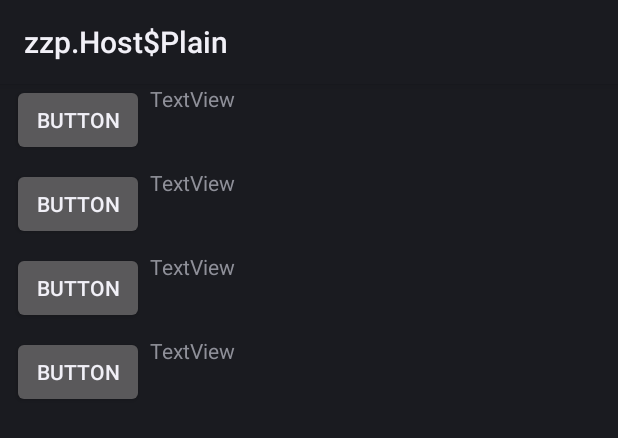
After one commit to mg266/Final-Project, an Android app: the layout activity_question.xml on its own in the app's theme, with its tools: preview values and no code run, on a phone screen of 412 x 824 dp. The commit adds this screen. Shown: the top 438 px of the screen. Run offline under Robolectric (Android 15) with nearby library versions, the phone set to English and light mode, and no system bars.

Commit message:
added Question and Answer classes and an additional layout for displaying questions.

```diff
--- /dev/null
+++ b/app/src/main/java/rmm/waow/com/mp6/questions/Answer.java
@@ -0,0 +1,13 @@
+package rmm.waow.com.mp6.questions;
+
+/**
+ * Instances of this class hold the flavor text of an answer and the weighting values associated
+ * with choosing it.
+ */
+public class Answer
+{
+    /** The flavor text of the answer. */
+    private String flavorText;
+    /** A list of the weighting effects of this choice. */
+    //todo implement list
+}
--- /dev/null
+++ b/app/src/main/java/rmm/waow/com/mp6/questions/Question.java
@@ -0,0 +1,5 @@
+package rmm.waow.com.mp6.questions;
+
+public class Question
+{
+}
--- a/instant/src/main/java/com/waow/hmm/mp6/instant/MainActivity.java
+++ b/instant/src/main/java/com/waow/hmm/mp6/instant/MainActivity.java
@@ -5,11 +5,10 @@ import android.os.Bundle;
 
 public class MainActivity extends AppCompatActivity
 {
-
     @Override
     protected void onCreate(Bundle savedInstanceState)
     {
         super.onCreate(savedInstanceState);
-        setContentView(R.layout.activity_main);
+        setContentView(R.layout.activity_question);
     }
 }
--- a/instant/src/main/res/layout/activity_main.xml
+++ b/instant/src/main/res/layout/activity_main.xml
@@ -1,18 +1,6 @@
 <?xml version="1.0" encoding="utf-8"?>
-<android.support.constraint.ConstraintLayout xmlns:android="http://schemas.android.com/apk/res/android"
-    xmlns:app="http://schemas.android.com/apk/res-auto"
-    xmlns:tools="http://schemas.android.com/tools"
-    android:layout_width="match_parent"
-    android:layout_height="match_parent"
-    tools:context=".MainActivity">
-
-    <TextView
-        android:layout_width="wrap_content"
-        android:layout_height="wrap_content"
-        android:text="Hello World!"
-        app:layout_constraintBottom_toBottomOf="parent"
-        app:layout_constraintLeft_toLeftOf="parent"
-        app:layout_constraintRight_toRightOf="parent"
-        app:layout_constraintTop_toTopOf="parent" />
+<android.support.constraint.ConstraintLayout
+    xmlns:android="http://schemas.android.com/apk/res/android" android:layout_width="match_parent"
+    android:layout_height="match_parent">
 
 </android.support.constraint.ConstraintLayout>
--- /dev/null
+++ b/instant/src/main/res/layout/activity_question.xml
@@ -0,0 +1,112 @@
+<?xml version="1.0" encoding="utf-8"?>
+<android.support.constraint.ConstraintLayout xmlns:android="http://schemas.android.com/apk/res/android"
+    xmlns:app="http://schemas.android.com/apk/res-auto"
+    xmlns:tools="http://schemas.android.com/tools"
+    android:layout_width="match_parent"
+    android:layout_height="match_parent"
+    tools:context=".MainActivity"
+    tools:layout_editor_absoluteY="81dp">
+
+    <Button
+        android:id="@+id/button"
+        android:layout_width="wrap_content"
+        android:layout_height="wrap_content"
+        android:layout_marginStart="8dp"
+        android:layout_marginLeft="8dp"
+        android:layout_marginTop="8dp"
+        android:text="Button"
+        app:layout_constraintStart_toStartOf="parent"
+        app:layout_constraintTop_toBottomOf="@+id/button2" />
+
+    <Button
+        android:id="@+id/button2"
+        android:layout_width="wrap_content"
+        android:layout_height="wrap_content"
+        android:layout_marginStart="8dp"
+        android:layout_marginLeft="8dp"
+        android:layout_marginTop="8dp"
+        android:text="Button"
+        app:layout_constraintStart_toStartOf="parent"
+        app:layout_constraintTop_toBottomOf="@+id/button3" />
+
+    <Button
+        android:id="@+id/button3"
+        android:layout_width="wrap_content"
+        android:layout_height="wrap_content"
+        android:layout_marginStart="8dp"
+        android:layout_marginLeft="8dp"
+        android:layout_marginTop="8dp"
+        android:text="Button"
+        app:layout_constraintStart_toStartOf="parent"
+        app:layout_constraintTop_toBottomOf="@+id/button5" />
+
+    <Button
+        android:id="@+id/button5"
+        android:layout_width="wrap_content"
+        android:layout_height="wrap_content"
+        android:layout_marginStart="8dp"
+        android:layout_marginLeft="8dp"
+        android:text="Button"
+        app:layout_constraintStart_toStartOf="parent"
+        tools:layout_editor_absoluteY="266dp" />
+
+    <TextView
+        android:id="@+id/textView"
+        android:layout_width="355dp"
+        android:layout_height="241dp"
+        android:layout_marginStart="8dp"
+        android:layout_marginLeft="8dp"
+        android:layout_marginTop="8dp"
+        android:layout_marginEnd="8dp"
+        android:layout_marginRight="8dp"
+        android:layout_marginBottom="12dp"
+        android:text="TextView"
+        app:layout_constraintBottom_toTopOf="@+id/button5"
+        app:layout_constraintEnd_toEndOf="parent"
+        app:layout_constraintStart_toStartOf="parent"
+        app:layout_constraintTop_toTopOf="parent" />
+
+    <TextView
+        android:id="@+id/textView2"
+        android:layout_width="267dp"
+        android:layout_height="48dp"
+        android:layout_marginStart="4dp"
+        android:layout_marginLeft="4dp"
+        android:text="TextView"
+        app:layout_constraintStart_toEndOf="@+id/button5"
+        tools:layout_editor_absoluteY="266dp" />
+
+    <TextView
+        android:id="@+id/textView3"
+        android:layout_width="267dp"
+        android:layout_height="48dp"
+        android:layout_marginStart="4dp"
+        android:layout_marginLeft="4dp"
+        android:layout_marginTop="8dp"
+        android:text="TextView"
+        app:layout_constraintStart_toEndOf="@+id/button3"
+        app:layout_constraintTop_toBottomOf="@+id/button5" />
+
+    <TextView
+        android:id="@+id/textView4"
+        android:layout_width="267dp"
+        android:layout_height="48dp"
+        android:layout_marginStart="4dp"
+        android:layout_marginLeft="4dp"
+        android:layout_marginTop="8dp"
+        android:text="TextView"
+        app:layout_constraintStart_toEndOf="@+id/button2"
+        app:layout_constraintTop_toBottomOf="@+id/button3" />
+
+    <TextView
+        android:id="@+id/textView5"
+        android:layout_width="267dp"
+        android:layout_height="48dp"
+        android:layout_marginStart="4dp"
+        android:layout_marginLeft="4dp"
+        android:layout_marginTop="8dp"
+        android:text="TextView"
+        app:layout_constraintStart_toEndOf="@+id/button"
+        app:layout_constraintTop_toBottomOf="@+id/button2" />
+
+</android.support.constraint.ConstraintLayout>
```
